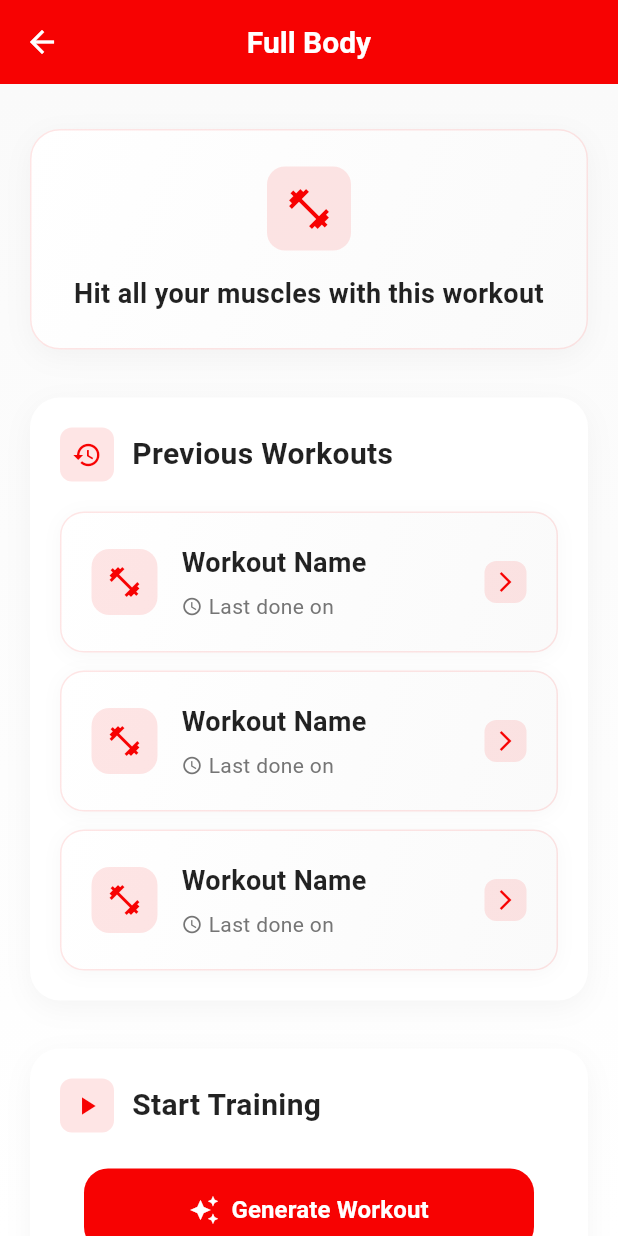
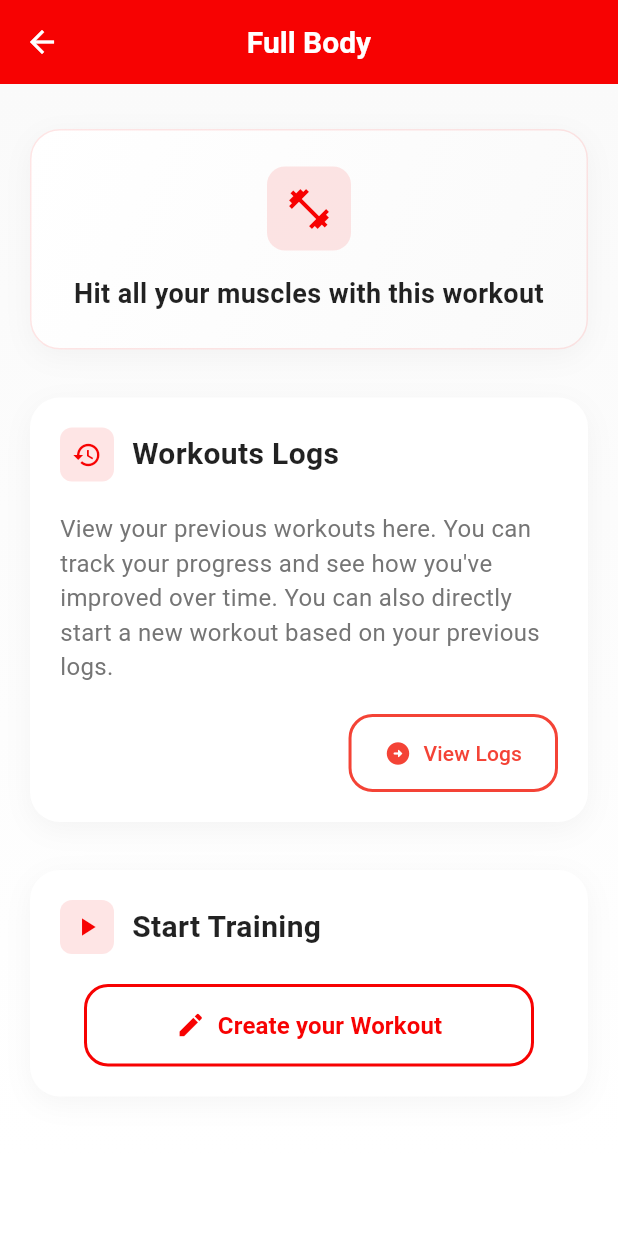
Before and after one commit to Lonewolf230/TrackNTrain, a Flutter app: the FullBodyTab screen opened by its route, on a phone screen of 412 x 824 dp. Run offline on Flutter 3.47's test engine with Material 3 defaults, Android fonts, the phone set to English and light mode, and no system bars; our stand-ins replace cloud_firestore, firebase_auth, firebase_core, flutter_map, flutter_riverpod, font_awesome_flutter and 5 more; accounts and stored records are empty; generated files the repository leaves out were written again; Roboto replaces fonts that are missing (Poppins).

Commit message:
Full body save done , added workout logs with skeleton loaders and infinite loading(to be generalised)

```diff
--- a/trackntrain/lib/main.dart
+++ b/trackntrain/lib/main.dart
@@ -9,6 +9,7 @@ import 'package:trackntrain/pages/home_page.dart';
 import 'package:trackntrain/pages/profile_page.dart';
 import 'package:trackntrain/pages/create_hiit_page.dart';
 import 'package:trackntrain/pages/walk_or_run.dart';
+import 'package:trackntrain/pages/workout_logs_page.dart';
 import 'package:trackntrain/tabs/full_body_tab.dart';
 import 'package:trackntrain/tabs/hiit_tab.dart';
 import 'package:trackntrain/tabs/walking_tab.dart';
@@ -57,6 +58,11 @@ final _router = GoRouter(
           name: 'full-body',
           builder: (context, state) => const FullBodyTab(),
           routes: <RouteBase>[
+            GoRoute(
+              path: 'view-full-body-logs',
+              name: 'view-full-body-logs',
+              builder: (context, state) => const WorkoutLogsPage()
+            ),
             GoRoute(
               path:'create-full-body',
               name: 'create-full-body',
@@ -130,7 +136,6 @@ void main() async {
   WidgetsFlutterBinding.ensureInitialized();
   await Firebase.initializeApp(
     options: DefaultFirebaseOptions.currentPlatform,
-
   );
   SystemChrome.setPreferredOrientations([
     DeviceOrientation.portraitUp,
--- a/trackntrain/lib/pages/profile_page.dart
+++ b/trackntrain/lib/pages/profile_page.dart
@@ -668,9 +668,9 @@ class _ProfilePageState extends State<ProfilePage> {
     );
   }
 
-  // Show height picker dialog
+  //generated sliding pickers
+
   void _showHeightPicker(BuildContext context) {
-    // Determine if we should use Cupertino style (iOS) or Material style (Android)
     final bool isIOS = Theme.of(context).platform == TargetPlatform.iOS;
 
     if (isIOS) {
--- a/trackntrain/lib/tabs/full_body_tab.dart
+++ b/trackntrain/lib/tabs/full_body_tab.dart
@@ -1,4 +1,5 @@
 import 'package:flutter/material.dart';
+import 'package:font_awesome_flutter/font_awesome_flutter.dart';
 import 'package:go_router/go_router.dart';
 import 'package:trackntrain/components/prev_workout_card.dart';
 
@@ -10,7 +11,14 @@ class FullBodyTab extends StatelessWidget {
     return Scaffold(
       appBar: AppBar(
         iconTheme: const IconThemeData(color: Colors.white),
-        title: const Text('Full Body', style: TextStyle(color: Colors.white, fontFamily: 'Poppins', fontWeight: FontWeight.w600)),
+        title: const Text(
+          'Full Body',
+          style: TextStyle(
+            color: Colors.white,
+            fontFamily: 'Poppins',
+            fontWeight: FontWeight.w600,
+          ),
+        ),
         centerTitle: true,
         backgroundColor: const Color.fromARGB(255, 247, 2, 2),
         elevation: 0,
@@ -20,10 +28,7 @@ class FullBodyTab extends StatelessWidget {
           gradient: LinearGradient(
             begin: Alignment.topCenter,
             end: Alignment.bottomCenter,
-            colors: [
-              Colors.grey[50]!,
-              Colors.white,
-            ],
+            colors: [Colors.grey[50]!, Colors.white],
           ),
         ),
         child: SingleChildScrollView(
@@ -41,10 +46,7 @@ class FullBodyTab extends StatelessWidget {
                   gradient: LinearGradient(
                     begin: Alignment.topLeft,
                     end: Alignment.bottomRight,
-                    colors: [
-                      Colors.white,
-                      Colors.grey[50]!,
-                    ],
+                    colors: [Colors.white, Colors.grey[50]!],
                   ),
                   borderRadius: BorderRadius.circular(20),
                   boxShadow: [
@@ -56,7 +58,12 @@ class FullBodyTab extends StatelessWidget {
                     ),
                   ],
                   border: Border.all(
-                    color: const Color.fromARGB(255, 247, 2, 2).withOpacity(0.1),
+                    color: const Color.fromARGB(
+                      255,
+                      247,
+                      2,
+                      2,
+                    ).withOpacity(0.1),
                     width: 1,
                   ),
                 ),
@@ -65,7 +72,12 @@ class FullBodyTab extends StatelessWidget {
                     Container(
                       padding: const EdgeInsets.all(12),
                       decoration: BoxDecoration(
-                        color: const Color.fromARGB(255, 247, 2, 2).withOpacity(0.1),
+                        color: const Color.fromARGB(
+                          255,
+                          247,
+                          2,
+                          2,
+                        ).withOpacity(0.1),
                         borderRadius: BorderRadius.circular(12),
                       ),
                       child: Icon(
@@ -116,7 +128,12 @@ class FullBodyTab extends StatelessWidget {
                         Container(
                           padding: const EdgeInsets.all(8),
                           decoration: BoxDecoration(
-                            color: const Color.fromARGB(255, 247, 2, 2).withOpacity(0.1),
+                            color: const Color.fromARGB(
+                              255,
+                              247,
+                              2,
+                              2,
+                            ).withOpacity(0.1),
                             borderRadius: BorderRadius.circular(8),
                           ),
                           child: Icon(
@@ -127,7 +144,7 @@ class FullBodyTab extends StatelessWidget {
                         ),
                         const SizedBox(width: 12),
                         Text(
-                          'Previous Workouts',
+                          'Workouts Logs',
                           style: TextStyle(
                             fontSize: 20,
                             fontWeight: FontWeight.bold,
@@ -138,17 +155,42 @@ class FullBodyTab extends StatelessWidget {
                       ],
                     ),
                     const SizedBox(height: 20),
-                    ListView(
-                      addAutomaticKeepAlives: true,
-                      shrinkWrap: true,
-                      physics: const NeverScrollableScrollPhysics(),
-                      children: const [
-                        PrevWorkoutCard(icon: Icons.fitness_center,),
-                        SizedBox(height: 12),
-                        PrevWorkoutCard(icon: Icons.fitness_center,),
-                        SizedBox(height: 12),
-                        PrevWorkoutCard(icon: Icons.fitness_center,),
-                      ],
+                    Text(
+                      'View your previous workouts here. You can track your progress and see how you\'ve improved over time. You can also directly start a new workout based on your previous logs.',
+                      style: TextStyle(
+                        fontSize: 16,
+                        color: Colors.grey[600],
+                        fontFamily: 'Poppins',
+                      ),
+                    ),
+                    const SizedBox(height: 20),
+                    Align(
+                      alignment: Alignment.bottomRight,
+                      child: TextButton.icon(
+                        style: TextButton.styleFrom(
+                          foregroundColor: Colors.red.withOpacity(0.1),
+                          backgroundColor: Colors.white,
+                          padding: const EdgeInsets.symmetric(
+                            vertical: 16,
+                            horizontal: 24,
+                          ),
+                          shape: RoundedRectangleBorder(
+                            borderRadius: BorderRadius.circular(16),
+                            side: BorderSide(
+                              color: Colors.red,
+                              width: 2,
+                            ),
+                          ),
+                        ),
+                        onPressed: () {
+                          context.goNamed('view-full-body-logs');
+                        },
+                        label: Text(
+                          'View Logs',
+                          style: TextStyle(color: Colors.red),
+                        ),
+                        icon: Icon(Icons.arrow_circle_right_rounded,color: Colors.red,),
+                      ),
                     ),
                   ],
                 ),
@@ -179,7 +221,12 @@ class FullBodyTab extends StatelessWidget {
                         Container(
                           padding: const EdgeInsets.all(8),
                           decoration: BoxDecoration(
-                            color: const Color.fromARGB(255, 247, 2, 2).withOpacity(0.1),
+                            color: const Color.fromARGB(
+                              255,
+                              247,
+                              2,
+                              2,
+                            ).withOpacity(0.1),
                             borderRadius: BorderRadius.circular(8),
                           ),
                           child: Icon(
@@ -200,47 +247,7 @@ class FullBodyTab extends StatelessWidget {
                         ),
                       ],
                     ),
-                    const SizedBox(height: 24),
-
-                    // Generate Workout Button
-                    Container(
-                      width: double.infinity,
-                      constraints: const BoxConstraints(maxWidth: 300),
-                      child: ElevatedButton(
-                        onPressed: () {
-                          print('Generate Workout');
-                        },
-                        style: ElevatedButton.styleFrom(
-                          backgroundColor: const Color.fromARGB(255, 247, 2, 2),
-                          foregroundColor: Colors.white,
-                          padding: const EdgeInsets.symmetric(vertical: 16, horizontal: 24),
-                          shape: RoundedRectangleBorder(
-                            borderRadius: BorderRadius.circular(16),
-                          ),
-                          elevation: 0,
-                          shadowColor: Colors.transparent,
-                        ),
-                        child: Row(
-                          mainAxisAlignment: MainAxisAlignment.center,
-                          children: const [
-                            Icon(Icons.auto_awesome, size: 20),
-                            SizedBox(width: 8),
-                            Text(
-                              'Generate Workout',
-                              style: TextStyle(
-                                fontSize: 16,
-                                fontWeight: FontWeight.w600,
-                                fontFamily: 'Poppins',
-                              ),
-                            ),
-                          ],
-                        ),
-                      ),
-                    ),
-
-                    const SizedBox(height: 16),
-
-                    // Create Workout Button
+                    const SizedBox(height: 20),
                     Container(
                       width: double.infinity,
                       constraints: const BoxConstraints(maxWidth: 300),
@@ -251,7 +258,10 @@ class FullBodyTab extends StatelessWidget {
                         },
                         style: OutlinedButton.styleFrom(
                           foregroundColor: const Color.fromARGB(255, 247, 2, 2),
-                          padding: const EdgeInsets.symmetric(vertical: 16, horizontal: 24),
+                          padding: const EdgeInsets.symmetric(
+                            vertical: 16,
+                            horizontal: 24,
+                          ),
                           shape: RoundedRectangleBorder(
                             borderRadius: BorderRadius.circular(16),
                           ),
```
Also changed, not shown: trackntrain/lib/components/appbar_text_field.dart (added, +57 -0 lines), trackntrain/lib/components/end_workout.dart (+20 -2 lines), trackntrain/lib/pages/full_body_workout.dart (+17 -10 lines), trackntrain/lib/pages/workout_logs_page.dart (added, +200 -0 lines), trackntrain/lib/providers/full_body_progress_provider.dart (+10 -0 lines), trackntrain/lib/utils/classes.dart (+46 -0 lines), trackntrain/lib/utils/db_util_funcs.dart (added, +34 -0 lines).
